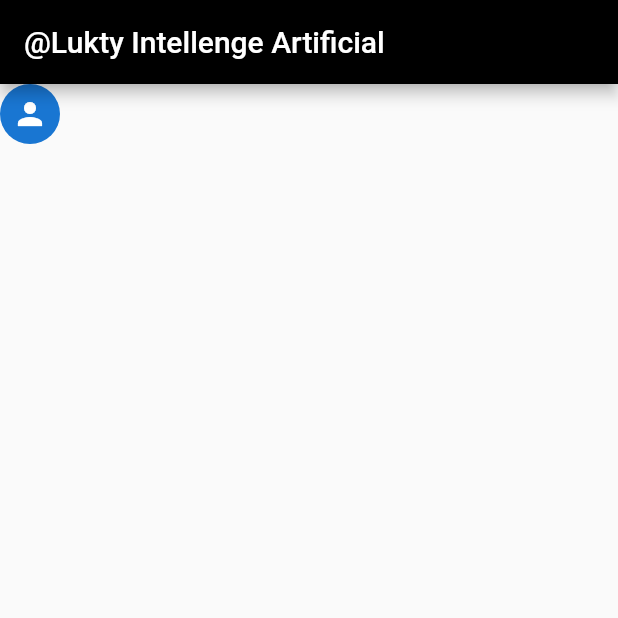
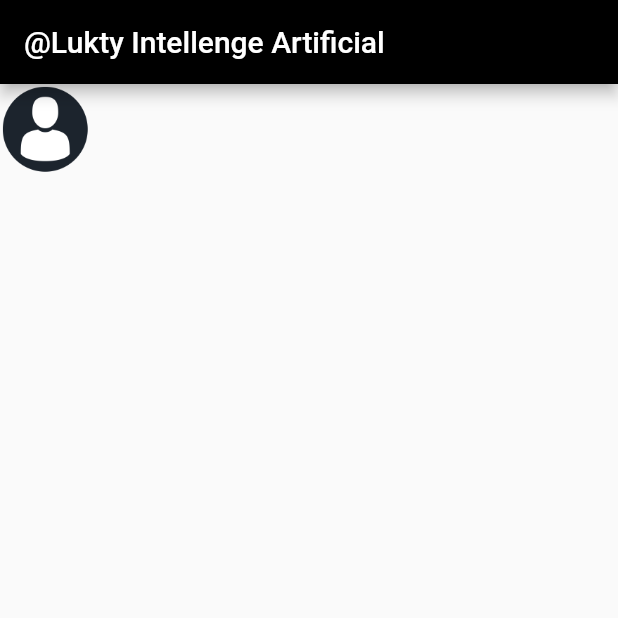
Before and after one commit to lukgutierrez/Artificial_Intelligence_OpenIA, a Flutter app: the screen it shows after launch, after a tap on the "send" icon, on a phone screen of 412 x 824 dp, the top half of it. Run offline on Flutter 3.47's test engine with Material 2 defaults, Android fonts, the phone set to English and light mode, and no system bars; network calls fail.

Commit message:
edit_design

```diff
--- a/lib/pages/Home_Page.dart
+++ b/lib/pages/Home_Page.dart
@@ -12,7 +12,7 @@ class HomePage extends StatefulWidget {
 }
 
 Future<String> generateResponse(String prompt) async {
-  const apiKey = "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";
+  const apiKey = "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";
 
   var url = Uri.https("api.openai.com", "/v1/completions");
   final response = await http.post(
@@ -24,11 +24,11 @@ Future<String> generateResponse(String prompt) async {
     body: json.encode({
       "model": "text-davinci-003",
       "prompt": prompt,
-      'temperature': 0,
-      'max_tokens': 2000,
-      'top_p': 1,
-      'frequency_penalty': 0.0,
-      'presence_penalty': 0.0,
+      // 'temperature': 0,
+      // 'max_tokens': 2000,
+      // 'top_p': 1,
+      // 'frequency_penalty': 0.0,
+      // 'presence_penalty': 0.0,
     }),
   );
 
@@ -54,9 +54,8 @@ class _HomePageState extends State<HomePage> {
       visible: !isLoading,
       child: Container(
         child: IconButton(
-          icon: const Icon(
+          icon: Icon(
             Icons.send_rounded,
-            color: Color.fromRGBO(142, 142, 160, 1),
           ),
           onPressed: () async {
             setState(
@@ -170,16 +169,13 @@ class Chatmessagess extends StatelessWidget {
         children: [
           chatMessageType == ChatMessageType.bot
               ? Container(
-                  child: Icon(Icons.access_alarm_outlined),
-                )
+                  width: 60,
+                  height: 60,
+                  child: Image(image: AssetImage("assets/bot.png")))
               : Container(
-                  margin: const EdgeInsets.only(right: 16.0),
-                  child: const CircleAvatar(
-                    child: Icon(
-                      Icons.person,
-                    ),
-                  ),
-                ),
+                  width: 60,
+                  height: 60,
+                  child: Image(image: AssetImage("assets/user.png"))),
           Expanded(
             child: Column(
               crossAxisAlignment: CrossAxisAlignment.start,
```
Also changed, not shown: assets/bot.png (added), assets/user.png (added).
